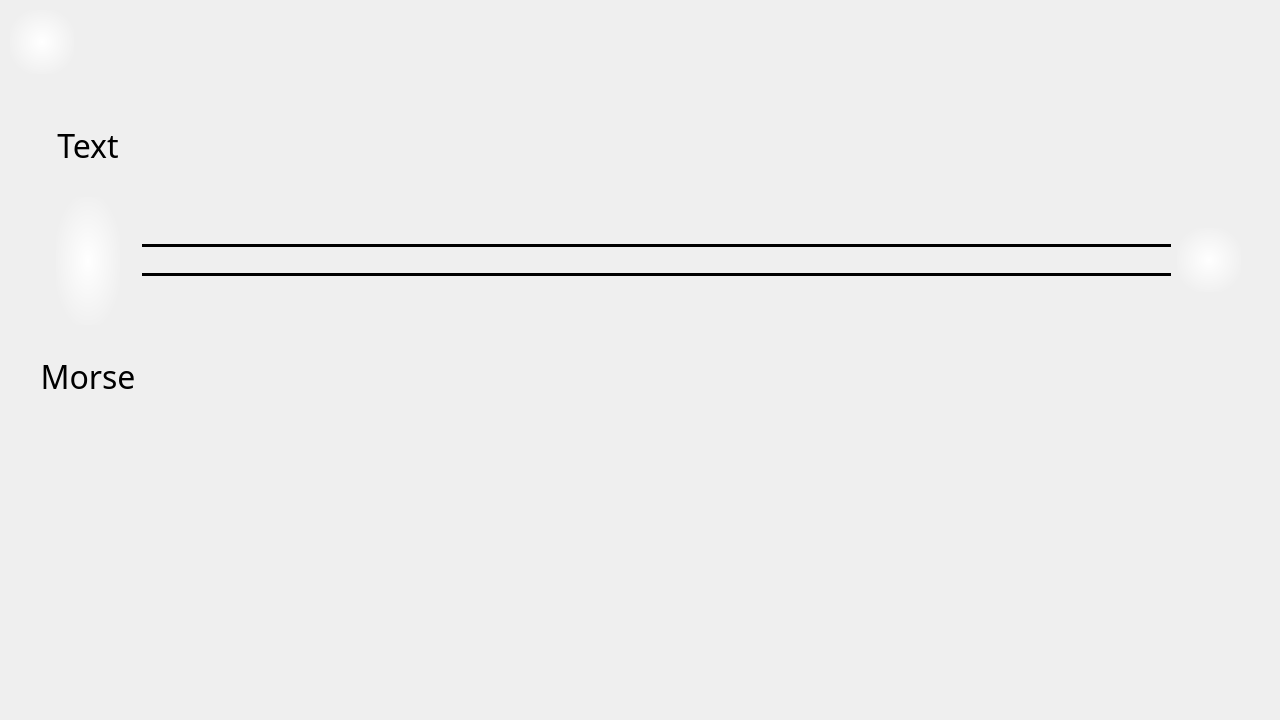
Before: the Qt Designer form MorseCodeLearner/translatorwindow.ui in UofU-CS3505/cs3505-assignment9-the_tigers, drawn with Qt 5.
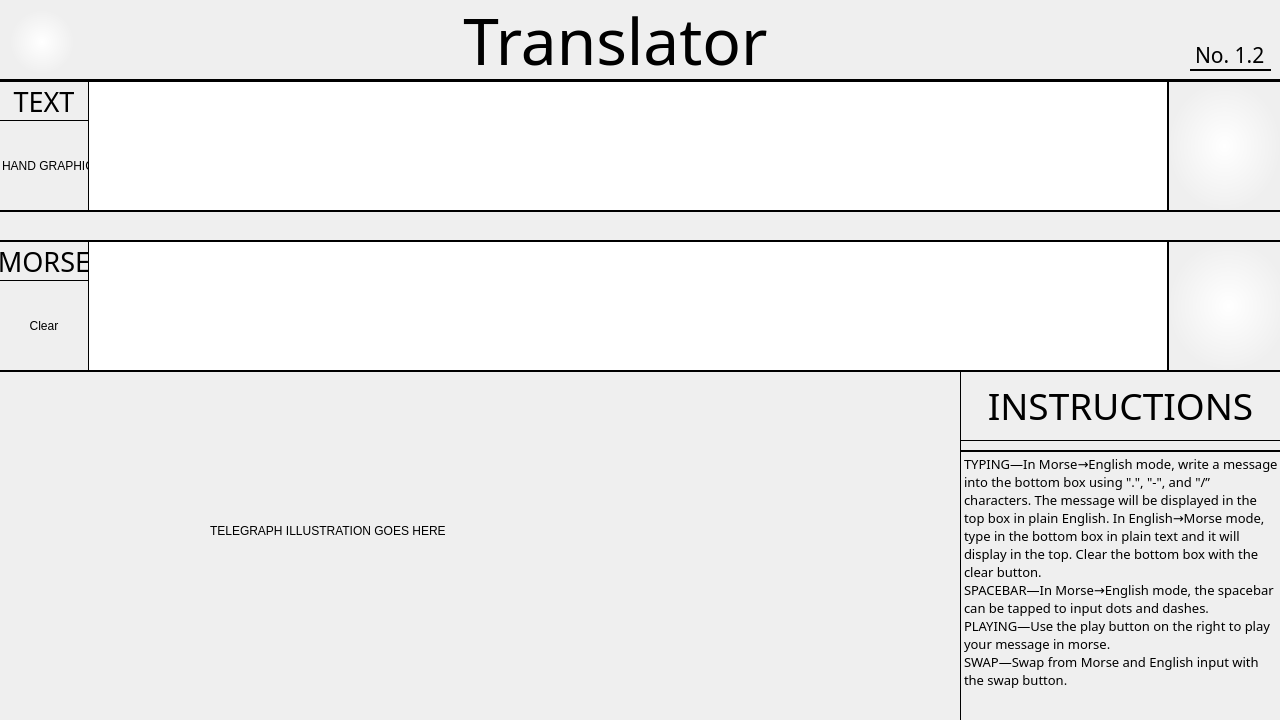
After: the same form once the commit is applied.

Patch:
```diff
--- a/MorseCodeLearner/translatorwindow.ui
+++ b/MorseCodeLearner/translatorwindow.ui
@@ -16,13 +16,13 @@
   <property name="windowTitle">
    <string>Form</string>
   </property>
-  <widget class="QPushButton" name="backButton">
+  <widget class="QFrame" name="frame">
    <property name="geometry">
     <rect>
-     <x>10</x>
-     <y>10</y>
-     <width>64</width>
-     <height>64</height>
+     <x>0</x>
+     <y>0</y>
+     <width>1281</width>
+     <height>81</height>
     </rect>
    </property>
    <property name="focusPolicy">
@@ -30,266 +30,495 @@
    </property>
    <property name="styleSheet">
     <string notr="true">border: none;
+border-bottom: 2px solid black;</string>
+   </property>
+   <property name="frameShape">
+    <enum>QFrame::Shape::NoFrame</enum>
+   </property>
+   <property name="frameShadow">
+    <enum>QFrame::Shadow::Sunken</enum>
+   </property>
+   <property name="lineWidth">
+    <number>1</number>
+   </property>
+   <widget class="QLabel" name="label">
+    <property name="geometry">
+     <rect>
+      <x>430</x>
+      <y>0</y>
+      <width>371</width>
+      <height>81</height>
+     </rect>
+    </property>
+    <property name="font">
+     <font>
+      <family>Old London</family>
+      <pointsize>48</pointsize>
+     </font>
+    </property>
+    <property name="lineWidth">
+     <number>-1</number>
+    </property>
+    <property name="text">
+     <string>Translator</string>
+    </property>
+    <property name="alignment">
+     <set>Qt::AlignmentFlag::AlignCenter</set>
+    </property>
+   </widget>
+   <widget class="QPushButton" name="backButton">
+    <property name="geometry">
+     <rect>
+      <x>10</x>
+      <y>10</y>
+      <width>64</width>
+      <height>64</height>
+     </rect>
+    </property>
+    <property name="cursor">
+     <cursorShape>PointingHandCursor</cursorShape>
+    </property>
+    <property name="focusPolicy">
+     <enum>Qt::FocusPolicy::ClickFocus</enum>
+    </property>
+    <property name="styleSheet">
+     <string notr="true">border: none;
 background-color: transparent;
-background: qradialgradient(spread:pad, cx:0.5, cy:0.5, radius:0.55, fx:0.5, fy:0.5, stop:0 rgba(255, 255, 255, 255), stop:1 rgba(255, 255, 255, 0));</string>
-   </property>
-   <property name="text">
-    <string/>
-   </property>
+background: qradialgradient(spread:pad, cx:0.5, cy:0.5, radius:0.5, fx:0.5, fy:0.5, stop:0 rgba(255, 255, 255, 255), stop:1 rgba(255, 255, 255, 0));</string>
+    </property>
+    <property name="text">
+     <string/>
+    </property>
+   </widget>
+   <widget class="QLabel" name="label_2">
+    <property name="geometry">
+     <rect>
+      <x>1190</x>
+      <y>40</y>
+      <width>81</width>
+      <height>31</height>
+     </rect>
+    </property>
+    <property name="font">
+     <font>
+      <family>JMH Typewriter</family>
+      <pointsize>16</pointsize>
+     </font>
+    </property>
+    <property name="text">
+     <string>No. 1.2</string>
+    </property>
+   </widget>
   </widget>
-  <widget class="QWidget" name="layoutWidget">
+  <widget class="QFrame" name="inputsframe">
    <property name="geometry">
     <rect>
-     <x>40</x>
-     <y>100</y>
-     <width>1201</width>
-     <height>321</height>
+     <x>-1</x>
+     <y>81</y>
+     <width>1282</width>
+     <height>291</height>
     </rect>
    </property>
-   <layout class="QHBoxLayout" name="horizontalLayout">
-    <property name="sizeConstraint">
-     <enum>QLayout::SizeConstraint::SetMinimumSize</enum>
+   <property name="styleSheet">
+    <string notr="true">border: 1px solid black;</string>
+   </property>
+   <property name="frameShape">
+    <enum>QFrame::Shape::NoFrame</enum>
+   </property>
+   <property name="frameShadow">
+    <enum>QFrame::Shadow::Sunken</enum>
+   </property>
+   <widget class="QTextEdit" name="inputText">
+    <property name="enabled">
+     <bool>true</bool>
     </property>
-    <item>
-     <layout class="QVBoxLayout" name="verticalLayout_2">
-      <property name="sizeConstraint">
-       <enum>QLayout::SizeConstraint::SetNoConstraint</enum>
-      </property>
-      <item>
-       <widget class="QLabel" name="outputLabel">
-        <property name="sizePolicy">
-         <sizepolicy hsizetype="Minimum" vsizetype="Preferred">
-          <horstretch>0</horstretch>
-          <verstretch>0</verstretch>
-         </sizepolicy>
-        </property>
-        <property name="minimumSize">
-         <size>
-          <width>96</width>
-          <height>0</height>
-         </size>
-        </property>
-        <property name="font">
-         <font>
-          <family>Scheherazade</family>
-          <pointsize>24</pointsize>
-         </font>
-        </property>
-        <property name="text">
-         <string>Text</string>
-        </property>
-        <property name="alignment">
-         <set>Qt::AlignmentFlag::AlignCenter</set>
-        </property>
-       </widget>
-      </item>
-      <item alignment="Qt::AlignmentFlag::AlignHCenter">
-       <widget class="QPushButton" name="swapButton">
-        <property name="enabled">
-         <bool>true</bool>
-        </property>
-        <property name="sizePolicy">
-         <sizepolicy hsizetype="Minimum" vsizetype="Minimum">
-          <horstretch>0</horstretch>
-          <verstretch>0</verstretch>
-         </sizepolicy>
-        </property>
-        <property name="minimumSize">
-         <size>
-          <width>64</width>
-          <height>128</height>
-         </size>
-        </property>
-        <property name="maximumSize">
-         <size>
-          <width>64</width>
-          <height>128</height>
-         </size>
-        </property>
-        <property name="focusPolicy">
-         <enum>Qt::FocusPolicy::NoFocus</enum>
-        </property>
-        <property name="autoFillBackground">
-         <bool>false</bool>
-        </property>
-        <property name="styleSheet">
-         <string notr="true">border: none;
-background-color: transparent;
-background: qradialgradient(spread:pad, cx:0.5, cy:0.5, radius:0.55, fx:0.5, fy:0.5, stop:0 rgba(255, 255, 255, 255), stop:1 rgba(255, 255, 255, 0));</string>
-        </property>
-        <property name="text">
-         <string/>
-        </property>
-       </widget>
-      </item>
-      <item>
-       <widget class="QLabel" name="inputLabel">
-        <property name="sizePolicy">
-         <sizepolicy hsizetype="Minimum" vsizetype="Preferred">
-          <horstretch>0</horstretch>
-          <verstretch>0</verstretch>
-         </sizepolicy>
-        </property>
-        <property name="font">
-         <font>
-          <family>Scheherazade</family>
-          <pointsize>24</pointsize>
-          <kerning>true</kerning>
-         </font>
-        </property>
-        <property name="layoutDirection">
-         <enum>Qt::LayoutDirection::LeftToRight</enum>
-        </property>
-        <property name="text">
-         <string>Morse</string>
-        </property>
-        <property name="alignment">
-         <set>Qt::AlignmentFlag::AlignCenter</set>
-        </property>
-       </widget>
-      </item>
-     </layout>
-    </item>
-    <item>
-     <layout class="QVBoxLayout" name="verticalLayout">
-      <property name="spacing">
-       <number>12</number>
-      </property>
-      <item>
-       <widget class="QTextEdit" name="outputText">
-        <property name="enabled">
-         <bool>true</bool>
-        </property>
-        <property name="font">
-         <font>
-          <pointsize>58</pointsize>
-         </font>
-        </property>
-        <property name="styleSheet">
-         <string notr="true">background-color: transparent;
-border: none;
+    <property name="geometry">
+     <rect>
+      <x>89</x>
+      <y>160</y>
+      <width>1080</width>
+      <height>130</height>
+     </rect>
+    </property>
+    <property name="font">
+     <font>
+      <pointsize>24</pointsize>
+     </font>
+    </property>
+    <property name="cursor" stdset="0">
+     <cursorShape>PointingHandCursor</cursorShape>
+    </property>
+    <property name="focusPolicy">
+     <enum>Qt::FocusPolicy::StrongFocus</enum>
+    </property>
+    <property name="whatsThis">
+     <string>override morse input</string>
+    </property>
+    <property name="autoFillBackground">
+     <bool>false</bool>
+    </property>
+    <property name="styleSheet">
+     <string notr="true">border: 1px solid black;
 background: qradialgradient(
         cx:0.5, cy:0.5,
         fx:0.5, fy:0.5,
-        radius:0.55,
+        radius:0.75,
         stop:0 rgba(255, 255, 255, 255),
         stop:0.7 rgba(255, 255, 255, 200),
         stop:1 rgba(255, 255, 255, 0)
     );</string>
-        </property>
-        <property name="lineWrapMode">
-         <enum>QTextEdit::LineWrapMode::NoWrap</enum>
-        </property>
-        <property name="readOnly">
-         <bool>true</bool>
-        </property>
-        <property name="html">
-         <string>&lt;!DOCTYPE HTML PUBLIC &quot;-//W3C//DTD HTML 4.0//EN&quot; &quot;http://www.w3.org/TR/REC-html40/strict.dtd&quot;&gt;
+    </property>
+    <property name="frameShadow">
+     <enum>QFrame::Shadow::Sunken</enum>
+    </property>
+    <property name="lineWrapMode">
+     <enum>QTextEdit::LineWrapMode::WidgetWidth</enum>
+    </property>
+    <property name="acceptRichText">
+     <bool>false</bool>
+    </property>
+    <property name="cursorWidth">
+     <number>3</number>
+    </property>
+    <property name="placeholderText">
+     <string/>
+    </property>
+   </widget>
+   <widget class="QTextEdit" name="outputText">
+    <property name="enabled">
+     <bool>true</bool>
+    </property>
+    <property name="geometry">
+     <rect>
+      <x>89</x>
+      <y>0</y>
+      <width>1080</width>
+      <height>130</height>
+     </rect>
+    </property>
+    <property name="font">
+     <font>
+      <pointsize>24</pointsize>
+     </font>
+    </property>
+    <property name="cursor" stdset="0">
+     <cursorShape>ForbiddenCursor</cursorShape>
+    </property>
+    <property name="styleSheet">
+     <string notr="true">border: 1px solid black;
+background: qradialgradient(
+        cx:0.5, cy:0.5,
+        fx:0.5, fy:0.5,
+        radius:0.75,
+        stop:0 rgba(255, 255, 255, 255),
+        stop:0.7 rgba(255, 255, 255, 200),
+        stop:1 rgba(255, 255, 255, 0)
+    );</string>
+    </property>
+    <property name="lineWrapMode">
+     <enum>QTextEdit::LineWrapMode::WidgetWidth</enum>
+    </property>
+    <property name="readOnly">
+     <bool>true</bool>
+    </property>
+    <property name="html">
+     <string>&lt;!DOCTYPE HTML PUBLIC &quot;-//W3C//DTD HTML 4.0//EN&quot; &quot;http://www.w3.org/TR/REC-html40/strict.dtd&quot;&gt;
 &lt;html&gt;&lt;head&gt;&lt;meta name=&quot;qrichtext&quot; content=&quot;1&quot; /&gt;&lt;meta charset=&quot;utf-8&quot; /&gt;&lt;style type=&quot;text/css&quot;&gt;
 p, li { white-space: pre-wrap; }
 hr { height: 1px; border-width: 0; }
 li.unchecked::marker { content: &quot;\2610&quot;; }
 li.checked::marker { content: &quot;\2612&quot;; }
-&lt;/style&gt;&lt;/head&gt;&lt;body style=&quot; font-family:'Segoe UI'; font-size:58pt; font-weight:400; font-style:normal;&quot;&gt;
+&lt;/style&gt;&lt;/head&gt;&lt;body style=&quot; font-family:'Segoe UI'; font-size:24pt; font-weight:400; font-style:normal;&quot;&gt;
 &lt;p style=&quot;-qt-paragraph-type:empty; margin-top:0px; margin-bottom:0px; margin-left:0px; margin-right:0px; -qt-block-indent:0; text-indent:0px; font-size:64pt;&quot;&gt;&lt;br /&gt;&lt;/p&gt;&lt;/body&gt;&lt;/html&gt;</string>
-        </property>
-        <property name="acceptRichText">
-         <bool>false</bool>
-        </property>
-       </widget>
-      </item>
-      <item>
-       <widget class="QWidget" name="spacer" native="true">
-        <property name="minimumSize">
-         <size>
-          <width>0</width>
-          <height>32</height>
-         </size>
-        </property>
-        <property name="autoFillBackground">
-         <bool>false</bool>
-        </property>
-        <property name="styleSheet">
-         <string notr="true">border-top: 3px solid black;
-border-bottom: 3px solid black;</string>
-        </property>
-       </widget>
-      </item>
-      <item>
-       <widget class="QTextEdit" name="inputText">
-        <property name="enabled">
-         <bool>true</bool>
-        </property>
-        <property name="font">
-         <font>
-          <pointsize>58</pointsize>
-         </font>
-        </property>
-        <property name="focusPolicy">
-         <enum>Qt::FocusPolicy::StrongFocus</enum>
-        </property>
-        <property name="whatsThis">
-         <string>override morse input</string>
-        </property>
-        <property name="autoFillBackground">
-         <bool>false</bool>
-        </property>
-        <property name="styleSheet">
-         <string notr="true">background-color: transparent;
-border: none;
-background: qradialgradient(
-        cx:0.5, cy:0.5,
-        fx:0.5, fy:0.5,
-        radius:0.55,
-        stop:0 rgba(255, 255, 255, 255),
-        stop:0.7 rgba(255, 255, 255, 200),
-        stop:1 rgba(255, 255, 255, 0)
-    );</string>
-        </property>
-        <property name="lineWrapMode">
-         <enum>QTextEdit::LineWrapMode::NoWrap</enum>
-        </property>
-        <property name="acceptRichText">
-         <bool>false</bool>
-        </property>
-        <property name="cursorWidth">
-         <number>3</number>
-        </property>
-        <property name="placeholderText">
-         <string/>
-        </property>
-       </widget>
-      </item>
-     </layout>
-    </item>
-    <item>
-     <widget class="QPushButton" name="audioPlayButton">
-      <property name="minimumSize">
-       <size>
-        <width>64</width>
-        <height>64</height>
-       </size>
-      </property>
-      <property name="maximumSize">
-       <size>
-        <width>64</width>
-        <height>64</height>
-       </size>
-      </property>
-      <property name="focusPolicy">
-       <enum>Qt::FocusPolicy::NoFocus</enum>
-      </property>
-      <property name="styleSheet">
-       <string notr="true">border: none;
+    </property>
+    <property name="acceptRichText">
+     <bool>false</bool>
+    </property>
+   </widget>
+   <widget class="QPushButton" name="swapButton">
+    <property name="enabled">
+     <bool>true</bool>
+    </property>
+    <property name="geometry">
+     <rect>
+      <x>1169</x>
+      <y>0</y>
+      <width>113</width>
+      <height>130</height>
+     </rect>
+    </property>
+    <property name="sizePolicy">
+     <sizepolicy hsizetype="Minimum" vsizetype="Minimum">
+      <horstretch>0</horstretch>
+      <verstretch>0</verstretch>
+     </sizepolicy>
+    </property>
+    <property name="minimumSize">
+     <size>
+      <width>64</width>
+      <height>128</height>
+     </size>
+    </property>
+    <property name="maximumSize">
+     <size>
+      <width>3000</width>
+      <height>3000</height>
+     </size>
+    </property>
+    <property name="cursor">
+     <cursorShape>PointingHandCursor</cursorShape>
+    </property>
+    <property name="focusPolicy">
+     <enum>Qt::FocusPolicy::NoFocus</enum>
+    </property>
+    <property name="autoFillBackground">
+     <bool>false</bool>
+    </property>
+    <property name="styleSheet">
+     <string notr="true">border: 1px solid black;
 background-color: transparent;
-background: qradialgradient(spread:pad, cx:0.5, cy:0.5, radius:0.55, fx:0.5, fy:0.5, stop:0 rgba(255, 255, 255, 255), stop:1 rgba(255, 255, 255, 0));</string>
-      </property>
-      <property name="text">
-       <string/>
-      </property>
-     </widget>
-    </item>
-   </layout>
+background: qradialgradient(spread:pad, cx:0.5, cy:0.5, radius:0.5, fx:0.5, fy:0.5, stop:0 rgba(255, 255, 255, 255), stop:1 rgba(255, 255, 255, 0));</string>
+    </property>
+    <property name="text">
+     <string/>
+    </property>
+   </widget>
+   <widget class="QPushButton" name="audioPlayButton">
+    <property name="geometry">
+     <rect>
+      <x>1169</x>
+      <y>160</y>
+      <width>121</width>
+      <height>130</height>
+     </rect>
+    </property>
+    <property name="minimumSize">
+     <size>
+      <width>64</width>
+      <height>64</height>
+     </size>
+    </property>
+    <property name="maximumSize">
+     <size>
+      <width>3000</width>
+      <height>3000</height>
+     </size>
+    </property>
+    <property name="cursor">
+     <cursorShape>PointingHandCursor</cursorShape>
+    </property>
+    <property name="focusPolicy">
+     <enum>Qt::FocusPolicy::NoFocus</enum>
+    </property>
+    <property name="styleSheet">
+     <string notr="true">border: 1px solid black;
+background-color: transparent;
+background: qradialgradient(spread:pad, cx:0.5, cy:0.5, radius:0.5, fx:0.5, fy:0.5, stop:0 rgba(255, 255, 255, 255), stop:1 rgba(255, 255, 255, 0));</string>
+    </property>
+    <property name="text">
+     <string/>
+    </property>
+   </widget>
+   <widget class="QLabel" name="outputLabel">
+    <property name="geometry">
+     <rect>
+      <x>0</x>
+      <y>0</y>
+      <width>90</width>
+      <height>40</height>
+     </rect>
+    </property>
+    <property name="sizePolicy">
+     <sizepolicy hsizetype="Preferred" vsizetype="Preferred">
+      <horstretch>0</horstretch>
+      <verstretch>0</verstretch>
+     </sizepolicy>
+    </property>
+    <property name="minimumSize">
+     <size>
+      <width>0</width>
+      <height>0</height>
+     </size>
+    </property>
+    <property name="font">
+     <font>
+      <family>JMH Typewriter</family>
+      <pointsize>20</pointsize>
+     </font>
+    </property>
+    <property name="text">
+     <string>TEXT</string>
+    </property>
+    <property name="alignment">
+     <set>Qt::AlignmentFlag::AlignCenter</set>
+    </property>
+   </widget>
+   <widget class="QLabel" name="inputLabel">
+    <property name="geometry">
+     <rect>
+      <x>0</x>
+      <y>160</y>
+      <width>90</width>
+      <height>40</height>
+     </rect>
+    </property>
+    <property name="sizePolicy">
+     <sizepolicy hsizetype="Minimum" vsizetype="Preferred">
+      <horstretch>0</horstretch>
+      <verstretch>0</verstretch>
+     </sizepolicy>
+    </property>
+    <property name="font">
+     <font>
+      <family>JMH Typewriter</family>
+      <pointsize>20</pointsize>
+      <kerning>true</kerning>
+     </font>
+    </property>
+    <property name="layoutDirection">
+     <enum>Qt::LayoutDirection::LeftToRight</enum>
+    </property>
+    <property name="text">
+     <string>MORSE</string>
+    </property>
+    <property name="alignment">
+     <set>Qt::AlignmentFlag::AlignCenter</set>
+    </property>
+   </widget>
+   <widget class="QFrame" name="frame_2">
+    <property name="geometry">
+     <rect>
+      <x>0</x>
+      <y>129</y>
+      <width>1282</width>
+      <height>32</height>
+     </rect>
+    </property>
+    <property name="styleSheet">
+     <string notr="true">border-top: 2px solid black;
+border-bottom: 2px solid black;</string>
+    </property>
+    <property name="frameShape">
+     <enum>QFrame::Shape::StyledPanel</enum>
+    </property>
+    <property name="frameShadow">
+     <enum>QFrame::Shadow::Raised</enum>
+    </property>
+   </widget>
+   <widget class="QPushButton" name="clearBottomButton">
+    <property name="geometry">
+     <rect>
+      <x>0</x>
+      <y>199</y>
+      <width>90</width>
+      <height>91</height>
+     </rect>
+    </property>
+    <property name="cursor">
+     <cursorShape>PointingHandCursor</cursorShape>
+    </property>
+    <property name="text">
+     <string>Clear</string>
+    </property>
+   </widget>
+   <widget class="QLabel" name="handPlaceholder">
+    <property name="geometry">
+     <rect>
+      <x>-1</x>
+      <y>39</y>
+      <width>91</width>
+      <height>91</height>
+     </rect>
+    </property>
+    <property name="text">
+     <string>HAND GRAPHIC</string>
+    </property>
+   </widget>
+  </widget>
+  <widget class="QFrame" name="frame_3">
+   <property name="geometry">
+    <rect>
+     <x>960</x>
+     <y>370</y>
+     <width>321</width>
+     <height>351</height>
+    </rect>
+   </property>
+   <property name="styleSheet">
+    <string notr="true">border: 1px solid black;</string>
+   </property>
+   <property name="frameShape">
+    <enum>QFrame::Shape::NoFrame</enum>
+   </property>
+   <property name="frameShadow">
+    <enum>QFrame::Shadow::Raised</enum>
+   </property>
+   <widget class="QLabel" name="label_3">
+    <property name="geometry">
+     <rect>
+      <x>0</x>
+      <y>0</y>
+      <width>321</width>
+      <height>71</height>
+     </rect>
+    </property>
+    <property name="font">
+     <font>
+      <family>JMH Typewriter</family>
+      <pointsize>28</pointsize>
+     </font>
+    </property>
+    <property name="text">
+     <string>INSTRUCTIONS</string>
+    </property>
+    <property name="alignment">
+     <set>Qt::AlignmentFlag::AlignCenter</set>
+    </property>
+   </widget>
+   <widget class="QLabel" name="label_4">
+    <property name="geometry">
+     <rect>
+      <x>0</x>
+      <y>80</y>
+      <width>321</width>
+      <height>271</height>
+     </rect>
+    </property>
+    <property name="font">
+     <font>
+      <family>JMH Typewriter</family>
+      <pointsize>10</pointsize>
+     </font>
+    </property>
+    <property name="styleSheet">
+     <string notr="true">border-top: 2px solid black;</string>
+    </property>
+    <property name="text">
+     <string>TYPING—In Morse→English mode, write a message into the bottom box using &quot;.&quot;, &quot;-&quot;, and &quot;/” characters. The message will be displayed in the top box in plain English. In English→Morse mode, type in the bottom box in plain text and it will display in the top. Clear the bottom box with the clear button.
+SPACEBAR—In Morse→English mode, the spacebar can be tapped to input dots and dashes.
+PLAYING—Use the play button on the right to play your message in morse.
+SWAP—Swap from Morse and English input with the swap button.</string>
+    </property>
+    <property name="alignment">
+     <set>Qt::AlignmentFlag::AlignLeading|Qt::AlignmentFlag::AlignLeft|Qt::AlignmentFlag::AlignTop</set>
+    </property>
+    <property name="wordWrap">
+     <bool>true</bool>
+    </property>
+   </widget>
+  </widget>
+  <widget class="QLabel" name="label_5">
+   <property name="geometry">
+    <rect>
+     <x>210</x>
+     <y>480</y>
+     <width>561</width>
+     <height>101</height>
+    </rect>
+   </property>
+   <property name="text">
+    <string>TELEGRAPH ILLUSTRATION GOES HERE</string>
+   </property>
   </widget>
  </widget>
  <resources/>
```
Left out of the diff: 3 changed lines with no effect on the pictures.
